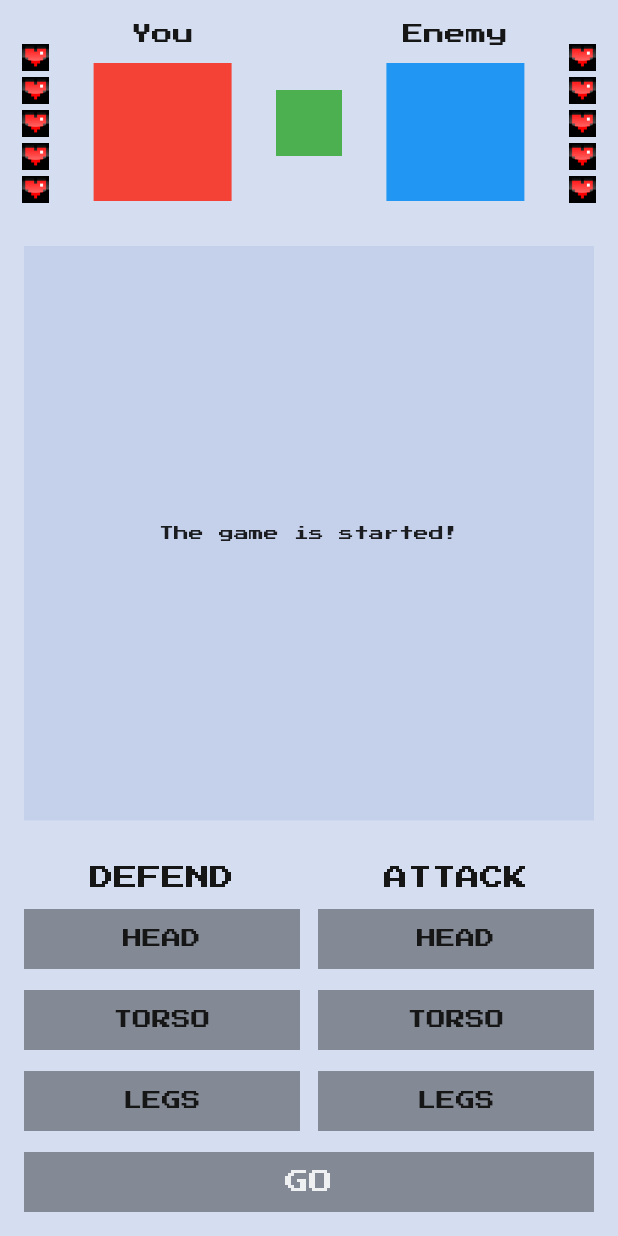
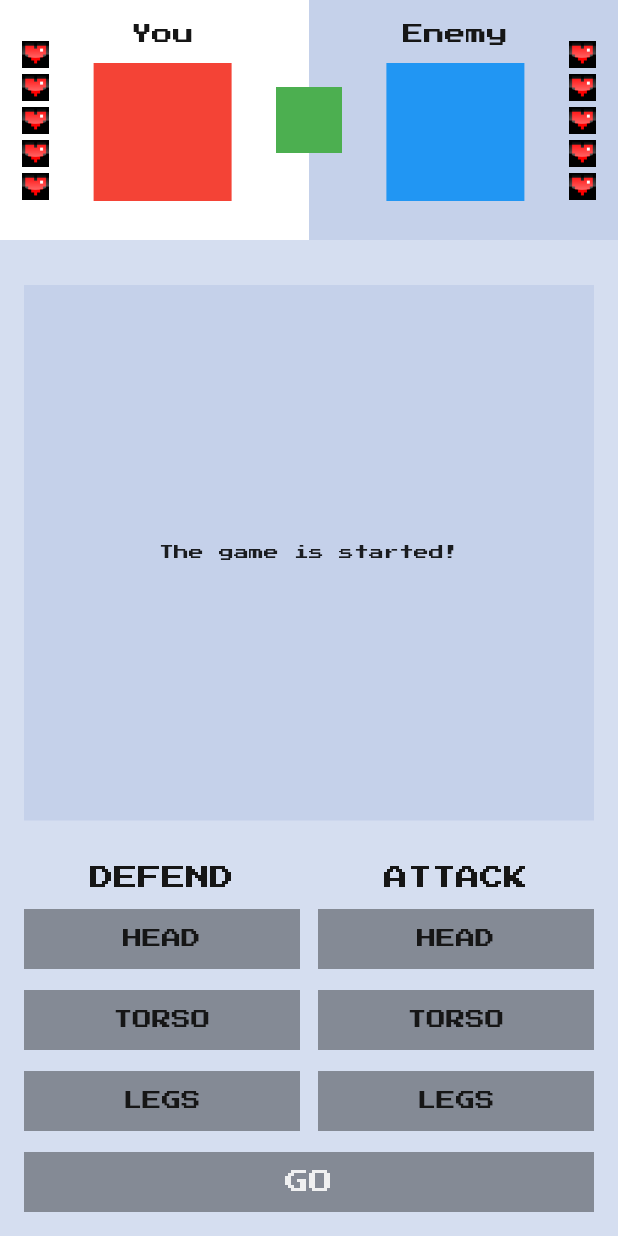
Before and after one commit to RNOVOSELOV/flutter_fight_club, a Flutter app: the screen it shows after launch, on a phone screen of 412 x 824 dp. Run offline on Flutter 3.47's test engine with Material 2 defaults, Android fonts, the phone set to English and light mode, and no system bars; our stand-ins replace google_fonts.

Commit message:
Task 5 6

```diff
--- a/lib/main.dart
+++ b/lib/main.dart
@@ -65,6 +65,7 @@ class MyHomePageState extends State<MyHomePage> {
                 left: 16,
                 right: 16,
                 bottom: 30,
+                top: 30
               ),
               child: SizedBox(
                 width: double.infinity,
@@ -198,7 +199,15 @@ class FightersInfoWidget extends StatelessWidget {
 
   @override
   Widget build(BuildContext context) {
-    return Stack(children: [
+    return SizedBox(
+      height: 160,
+      child: Stack(children: [
+        Row(
+          crossAxisAlignment: CrossAxisAlignment.stretch,
+          children: const [
+          Expanded(child: ColoredBox(color: FightClubColors.youPartBackgroundColor,)),
+          Expanded(child: ColoredBox(color: FightClubColors.enemyPartBackgroundColor,)),
+        ],),
         Row(
           mainAxisAlignment: MainAxisAlignment.spaceAround,
           children: [
@@ -225,13 +234,10 @@ class FightersInfoWidget extends StatelessWidget {
                     child: SizedBox(
                       height: 92,
                       width: 92,
-                  )),
-              SizedBox(
-                height: 30,
-              )
+                    ))
               ],
             ),
-          SizedBox(
+            const SizedBox(
                 width: 44, height: 44, child: ColoredBox(color: Colors.green)),
             Column(
               children: const [
@@ -253,10 +259,7 @@ class FightersInfoWidget extends StatelessWidget {
                     child: SizedBox(
                       height: 92,
                       width: 92,
-                  )),
-              SizedBox(
-                height: 30,
-              )
+                    ))
               ],
             ),
             LivesWidget(
@@ -264,7 +267,8 @@ class FightersInfoWidget extends StatelessWidget {
                 currentLivesCount: enemiesLivesCount),
           ],
         ),
-    ]);
+      ]),
+    );
   }
 }
 
```
Lines whose indentation alone changed are shown as unchanged.
